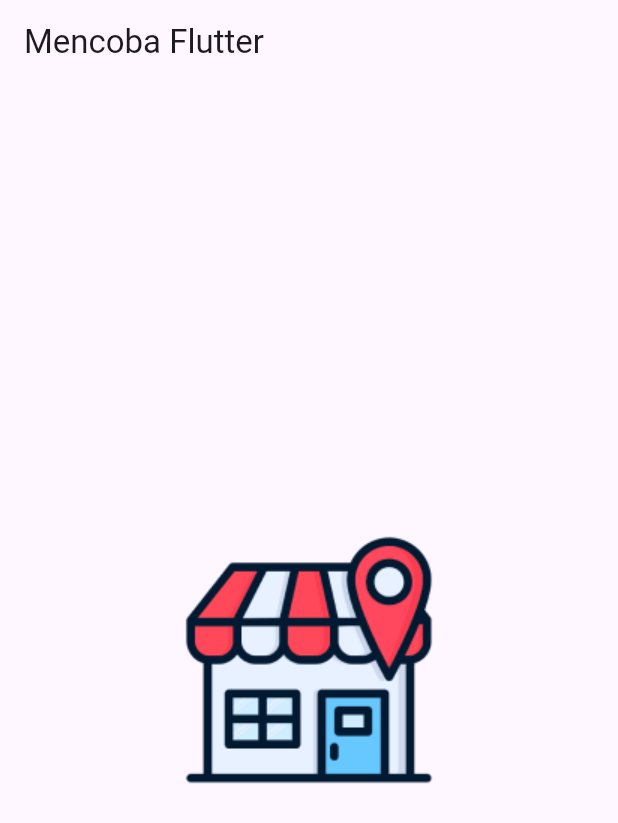
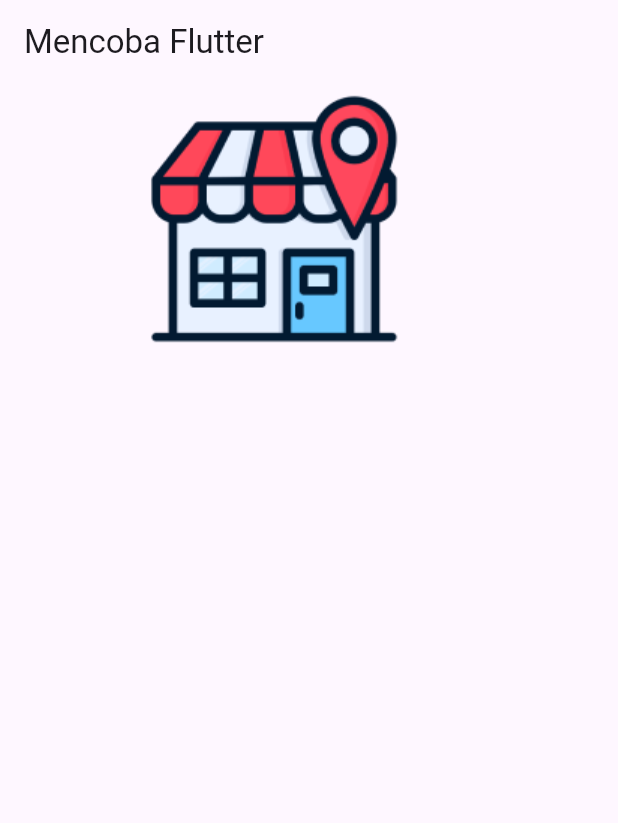
Before and after one commit to rafinugraha24/UTS_Mobile-Programming, a Flutter app: the screen it shows after launch, on a phone screen of 412 x 824 dp. Shown: the top 823 px of the screen. Run offline on Flutter 3.47's test engine with Material 3 defaults, Android fonts, the phone set to English and light mode, and no system bars.

Commit message:
geser gambar

```diff
--- a/lib/toko/coba.dart
+++ b/lib/toko/coba.dart
@@ -9,7 +9,12 @@ class Coba extends StatelessWidget {
       appBar: AppBar(
         title: Text("Mencoba Flutter")),
       body: Center(
-        child: Image(image: AssetImage('gambar/Logo.png'))
+        child: Container(
+          alignment: Alignment(-0.2, -1),
+          child: Image(image: AssetImage('gambar/Logo.png')),
+
+        ),
+
       ),
     );
   }
```
